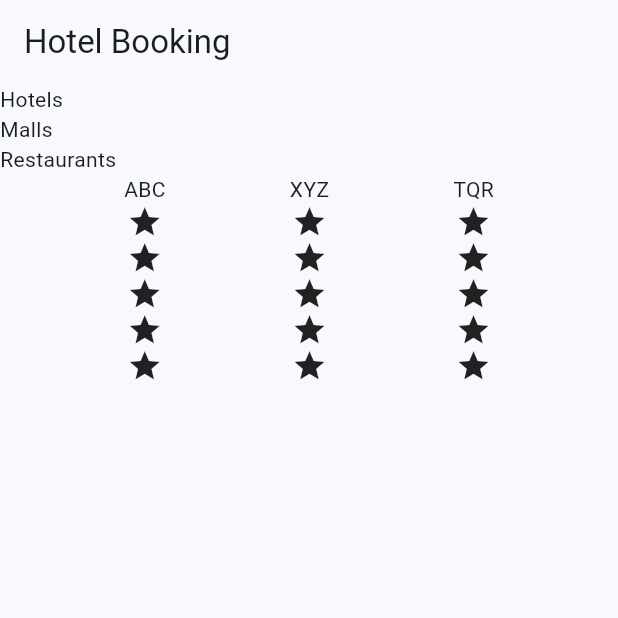
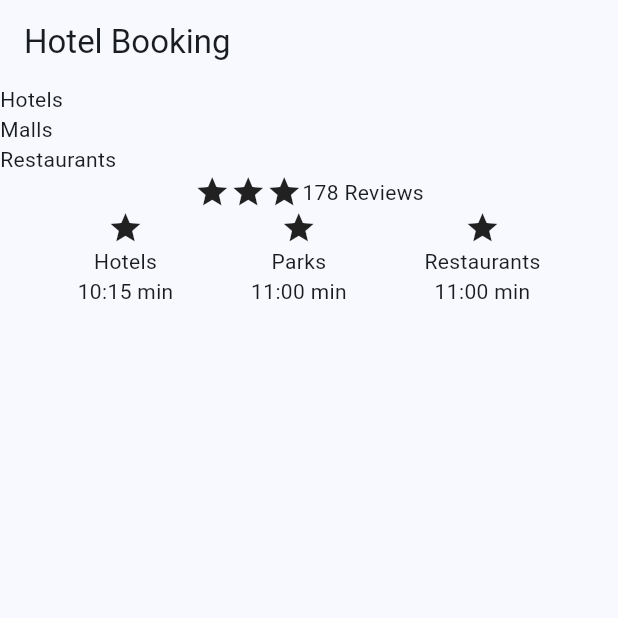
Before and after one commit to Journeyboy123/myapp, a Flutter app: the screen it shows after launch, on a phone screen of 412 x 824 dp, the top half of it. Run offline on Flutter 3.47's test engine with Material 3 defaults, Android fonts, the phone set to English and light mode, and no system bars.

Commit message:
Update screen1.dart

```diff
--- a/lib/screen.dart
+++ b/lib/screen.dart
@@ -19,34 +19,32 @@ class _ScreenState extends State<Screen> {
           Text("Malls"),
           Text("Restaurants"),
           Row(
+            mainAxisAlignment: MainAxisAlignment.center,
+            children: [
+              Icon(Icons.star),
+              Icon(Icons.star),
+              Icon(Icons.star),
+              Text("178 Reviews"),
+            ],
+          ),
+          Row(
             mainAxisAlignment: MainAxisAlignment.spaceEvenly,
             children: [
               Column(children: [
-                Text("ABC"),
                 Icon(Icons.star),
-                Icon(Icons.star),
-                Icon(Icons.star),
-                Icon(Icons.star),
-                Icon(Icons.star),
+                Text("Hotels"),
+                Text("10:15 min"),
               ]),
               Column(children: [
-                Text("XYZ"),
                 Icon(Icons.star),
+                Text("Parks"),
+                Text("11:00 min"),
+              ]),
+              Column(children: [
                 Icon(Icons.star),
-                Icon(Icons.star),
-                Icon(Icons.star),
-                Icon(Icons.star),
+                Text("Restaurants"),
+                Text("11:00 min"),
               ]),
-              Column(
-                children: [
-                  Text("TQR"),
-                  Icon(Icons.star),
-                  Icon(Icons.star),
-                  Icon(Icons.star),
-                  Icon(Icons.star),
-                  Icon(Icons.star),
-                ],
-              )
             ],
           )
         ],
```
